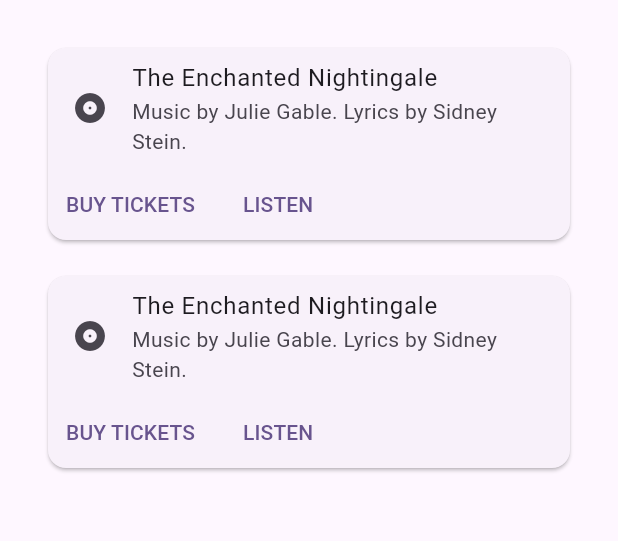
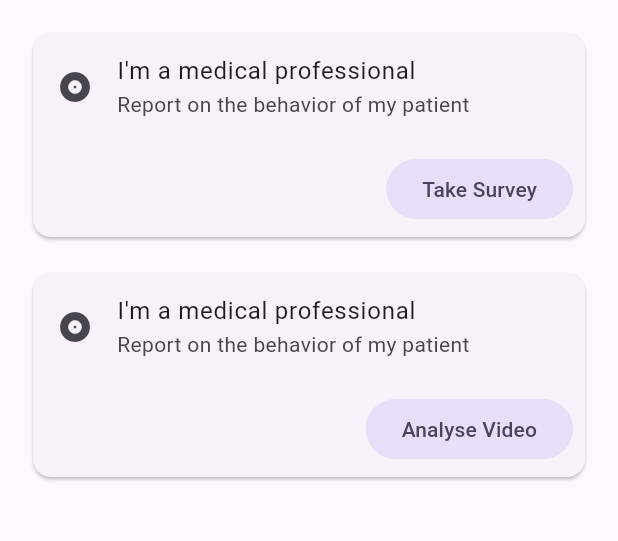
Before and after one commit to SCP-2000/bravais, a Flutter app: the screen it shows after launch, on a phone screen of 412 x 824 dp, the part 543-1084 px from its top. Run offline on Flutter 3.47's test engine with Material 2 defaults, Android fonts, the phone set to English and light mode, and no system bars.

Commit message:
adjust card content

```diff
--- a/app/lib/card.dart
+++ b/app/lib/card.dart
@@ -1,7 +1,16 @@
 import 'package:flutter/material.dart';
 
 class CardExample extends StatelessWidget {
-  const CardExample({super.key});
+  const CardExample({
+    super.key,
+    required this.title,
+    required this.subtitle,
+    required this.operation
+  });
+
+  final String title;
+  final String subtitle;
+  final String operation;
 
   @override
   Widget build(BuildContext context) {
@@ -10,24 +19,21 @@ class CardExample extends StatelessWidget {
         child: Column(
           // mainAxisSize: MainAxisSize.max,
           children: <Widget>[
-            const ListTile(
+            ListTile(
               leading: Icon(Icons.album),
-              title: Text('The Enchanted Nightingale'),
-              subtitle: Text('Music by Julie Gable. Lyrics by Sidney Stein.'),
+              title: Text(this.title),
+              subtitle: Text(this.subtitle),
             ),
             Row(
-              // mainAxisAlignment: MainAxisAlignment.end,
+              mainAxisAlignment: MainAxisAlignment.end,
               children: <Widget>[
-                TextButton(
-                  child: const Text('BUY TICKETS'),
-                  onPressed: () {/* ... */},
-                ),
-                const SizedBox(width: 8),
-                TextButton(
-                  child: const Text('LISTEN'),
-                  onPressed: () {/* ... */},
-                ),
-                const SizedBox(width: 8),
+                Padding(
+                  padding: EdgeInsets.all(8.0),
+                  child: FilledButton.tonal(
+                    child: Text(this.operation),
+                    onPressed: () {/* ... */},
+                  )
+                )
               ],
             ),
           ],
--- a/app/lib/main.dart
+++ b/app/lib/main.dart
@@ -76,17 +76,25 @@
             ),
             Center(
               child: Container(
-                padding: const EdgeInsets.fromLTRB(20, 20, 20, 20),
+                padding: const EdgeInsets.fromLTRB(10, 10, 10, 10),
                 child: Column(
                   mainAxisAlignment: MainAxisAlignment.start,
                   children: <Widget>[
                     Padding(
                       padding: const EdgeInsets.all(8.0),
-                      child: const CardExample(),
+                      child: const CardExample(
+                        title: "I'm a medical professional",
+                        subtitle: "Report on the behavior of my patient",
+                        operation: "Take Survey",
+                      ),
                     ),
                     Padding(
                       padding: const EdgeInsets.all(8.0),
-                      child: const CardExample(),
+                      child: const CardExample(
+                        title: "I'm a medical professional",
+                        subtitle: "Report on the behavior of my patient",
+                        operation: "Analyse Video",
+                      ),
                     ),
                   ]
                 )
```
